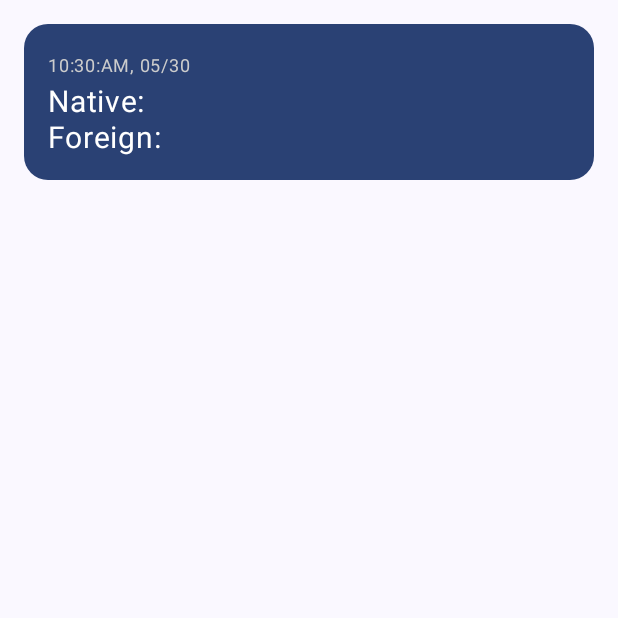
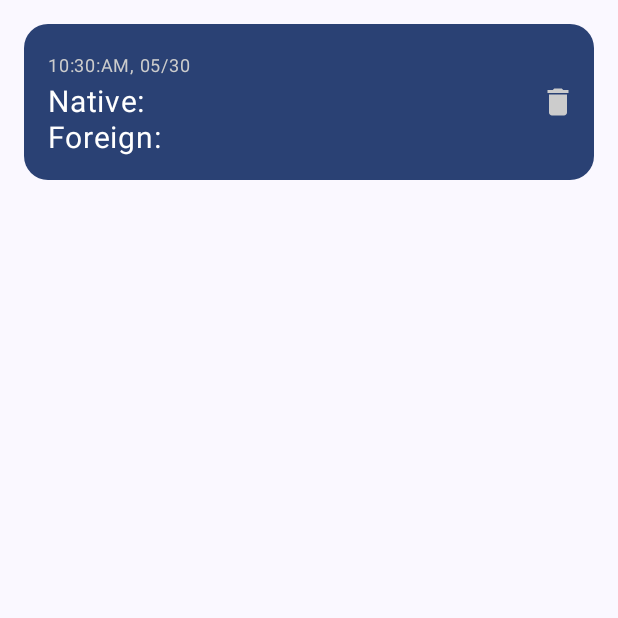
Before and after one commit to ana-znv/translate-trainer, an Android app built with Jetpack Compose: the MainScreen screen opened through its navigation route, after a tap on "View All Sentences", on a phone screen of 412 x 824 dp, the top half of it. Run offline under Robolectric (Android 15) with nearby library versions, the phone set to English and light mode, and no system bars; our stand-ins replace Room's generated code, livedata-compose.

Commit message:
added functionality to delete sentences

```diff
--- a/app/src/main/java/com/example/translatetrainer/data/database/SentenceDao.kt
+++ b/app/src/main/java/com/example/translatetrainer/data/database/SentenceDao.kt
@@ -2,6 +2,7 @@ package com.example.translatetrainer.data.database
 
 import androidx.lifecycle.LiveData
 import androidx.room.Dao
+import androidx.room.Delete
 import androidx.room.Insert
 import androidx.room.Query
 import com.example.translatetrainer.data.Sentence
@@ -13,4 +14,8 @@ interface SentenceDao {
 
     @Insert
     fun addSentence(sentence: Sentence)
+
+    @Query("DELETE FROM Sentence WHERE id = :id")
+    fun deleteSentence(id: Int)
+
 }
--- a/app/src/main/java/com/example/translatetrainer/ui/screen/AllSentences.kt
+++ b/app/src/main/java/com/example/translatetrainer/ui/screen/AllSentences.kt
@@ -9,6 +9,10 @@ import androidx.compose.foundation.layout.padding
 import androidx.compose.foundation.lazy.LazyColumn
 import androidx.compose.foundation.lazy.itemsIndexed
 import androidx.compose.foundation.shape.RoundedCornerShape
+import androidx.compose.material.icons.Icons
+import androidx.compose.material.icons.filled.Delete
+import androidx.compose.material3.Icon
+import androidx.compose.material3.IconButton
 import androidx.compose.material3.MaterialTheme
 import androidx.compose.material3.Text
 import androidx.compose.runtime.Composable
@@ -38,7 +42,11 @@ fun AllSentences(viewModel: SentenceViewModel) {
             LazyColumn(
                 content = {
                     itemsIndexed(it) { index, item ->
-                        SentenceItem(item = item)
+                        SentenceItem(item = item,
+                            onDelete = {
+                                viewModel.deleteSentence(item.id)
+                            }
+                        )
                     }
                 }
             )
@@ -47,7 +55,7 @@ fun AllSentences(viewModel: SentenceViewModel) {
 }
 
 @Composable
-fun SentenceItem(item: Sentence) {
+fun SentenceItem(item: Sentence, onDelete: () -> Unit) {
     Row(
         modifier = Modifier
             .fillMaxWidth()
@@ -77,5 +85,14 @@ fun SentenceItem(item: Sentence) {
                 color = Color.White
             )
         }
+        IconButton(
+            onClick = onDelete
+        ) {
+            Icon(
+                imageVector = Icons.Default.Delete,
+                contentDescription = "Delete",
+                tint = Color.LightGray
+            )
+        }
     }
 }
```
Also changed, not shown: app/src/main/java/com/example/translatetrainer/data/SentenceViewModel.kt (+14 -5 lines).
